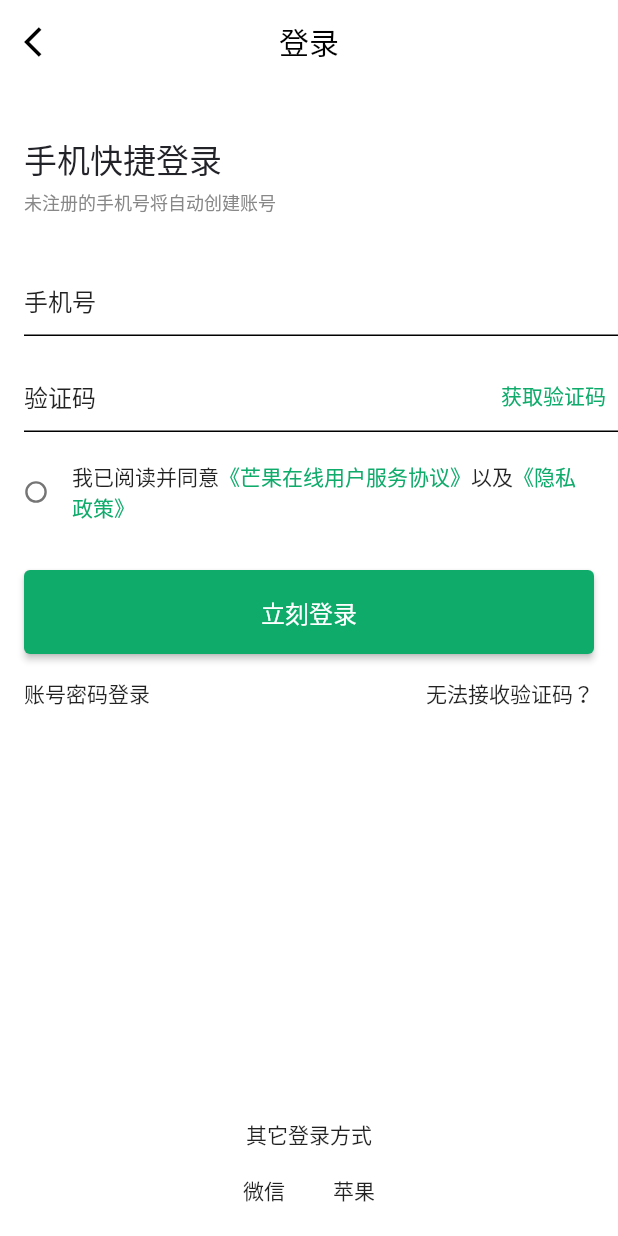
After one commit to zhaoyanga/mangguo, a Flutter app: the MyPage screen opened directly, after a tap on "去注册/登录", on a phone screen of 412 x 824 dp. The commit adds this screen. Run offline on Flutter 3.47's test engine with Material 2 defaults, Android fonts, the phone set to English and light mode, and no system bars; our stand-ins replace extended_nested_scroll_view, video_player; network calls fail.

Commit message:
基本完成

```diff
--- a/lib/main.dart
+++ b/lib/main.dart
@@ -2,6 +2,7 @@ import 'package:flutter/material.dart';
 import 'common/assetImages.dart';
 import 'common/bottom_button.dart';
 import 'pages/home/index.dart';
+import 'pages/video/index.dart';
 import 'pages/message/index.dart';
 import 'pages/follow-with-interest/index.dart';
 import 'pages/user/index.dart';
@@ -64,7 +65,7 @@ class _MyAppPage extends State<MyAppPage> {
 
   List<Widget> homePageList = [
     const HomePage(),
-    const HomePage(),
+    const VideoPage(),
     const MessagePage(),
     const FollowWithInterest(),
     const UserPage(),
--- /dev/null
+++ b/lib/pages/login/login.dart
@@ -0,0 +1,319 @@
+import 'package:flutter/gestures.dart';
+import 'package:flutter/material.dart';
+import '../Totas.dart';
+
+class LoginPage extends StatefulWidget {
+  const LoginPage({super.key});
+
+  @override
+  State<LoginPage> createState() => _LoginPageState();
+}
+
+class _LoginPageState extends State<LoginPage> {
+  // 计数参数
+  final duration = 60;
+  int num = 0;
+  void _countdown() async {
+    num = duration;
+    for (int i = 0; i < duration; i++) {
+      await Future.delayed(const Duration(seconds: 1), () {
+        if (mounted == true) {
+          setState(() {
+            num--;
+          });
+          if (num == 0) {}
+        }
+      });
+    }
+  }
+
+  // 手机号验证
+  final Map phoneRule = {
+    "isShow": false,
+    "message": "",
+  };
+  // 验证么验证
+  final Map codeRule = {
+    "isShow": false,
+    "message": "",
+  };
+  // 复选框同意
+  bool checkChange = false;
+
+  @override
+  void initState() {
+    super.initState();
+  }
+
+  Widget _buildView() {
+    // 输入框边框样式
+    const inputBorder = UnderlineInputBorder(
+      borderSide: BorderSide(color: Colors.black),
+    );
+
+    return Column(
+      mainAxisAlignment: MainAxisAlignment.spaceBetween,
+      children: [
+        Container(
+          padding: const EdgeInsets.only(
+            top: 33,
+          ),
+          child: Column(
+            crossAxisAlignment: CrossAxisAlignment.start,
+            children: [
+              Padding(
+                padding: const EdgeInsets.only(left: 16),
+                child: Column(
+                  crossAxisAlignment: CrossAxisAlignment.start,
+                  children: [
+                    const Text(
+                      "手机快捷登录",
+                      style: TextStyle(
+                        fontSize: 22,
+                        color: Color(0xff222229),
+                      ),
+                    ),
+                    const SizedBox(height: 4),
+                    const Text(
+                      "未注册的手机号将自动创建账号",
+                      style: TextStyle(
+                        fontSize: 12,
+                        color: Color(0xff888889),
+                      ),
+                    ),
+                    const SizedBox(height: 32),
+                    Form(
+                      autovalidateMode: AutovalidateMode.onUserInteraction,
+                      child: Column(
+                        crossAxisAlignment: CrossAxisAlignment.start,
+                        children: <Widget>[
+                          TextFormField(
+                            textAlignVertical: TextAlignVertical.center,
+                            // controller: _unameController,
+                            decoration: InputDecoration(
+                              prefixIcon: Container(
+                                width: 64,
+                                alignment: Alignment.centerLeft,
+                                child: const Text(
+                                  '手机号',
+                                  style: TextStyle(
+                                    fontSize: 16,
+                                  ),
+                                ),
+                              ),
+                              contentPadding: const EdgeInsets.only(top: 3),
+                              focusedBorder: inputBorder,
+                              enabledBorder: inputBorder,
+                            ),
+                          ),
+                          phoneRule['isShow']
+                              ? Text(phoneRule['message'])
+                              : const SizedBox(),
+                          const SizedBox(height: 16),
+                          TextFormField(
+                            // controller: _pwdController,
+                            textAlignVertical: TextAlignVertical.center,
+                            decoration: InputDecoration(
+                              prefixIcon: Container(
+                                width: 64,
+                                alignment: Alignment.centerLeft,
+                                child: const Text(
+                                  '验证码',
+                                  style: TextStyle(
+                                    fontSize: 16,
+                                  ),
+                                ),
+                              ),
+                              focusedBorder: inputBorder,
+                              enabledBorder: inputBorder,
+                              suffixIcon: TextButton(
+                                child: Text(
+                                  num == 0 ? "获取验证码" : '$num秒',
+                                  style: const TextStyle(
+                                    color: Color(0xff0FAB6B),
+                                  ),
+                                ),
+                                onPressed: () {
+                                  if (num == 0) {
+                                    _countdown();
+                                  }
+                                },
+                              ),
+                              contentPadding: const EdgeInsets.only(top: 3),
+                            ),
+                          ),
+                          codeRule['isShow']
+                              ? Text(codeRule['message'])
+                              : const SizedBox(),
+                          const SizedBox(height: 16),
+                          // 隐私声明
+                        ],
+                      ),
+                    ),
+                  ],
+                ),
+              ),
+              Padding(
+                padding: const EdgeInsets.only(right: 16),
+                child: Row(
+                  children: [
+                    Transform.scale(
+                      scale: 0.8,
+                      child: Checkbox(
+                        value: checkChange,
+                        checkColor: Colors.white,
+                        activeColor: const Color(0xff0FAB6B),
+                        shape: const CircleBorder(),
+                        onChanged: (value) {
+                          setState(() {
+                            checkChange = !checkChange;
+                          });
+                        },
+                      ),
+                    ),
+                    Expanded(
+                      child: Text.rich(
+                        TextSpan(
+                          style: const TextStyle(
+                            fontSize: 14,
+                          ),
+                          children: [
+                            const TextSpan(text: "我已阅读并同意"),
+                            TextSpan(
+                              recognizer: TapGestureRecognizer()
+                                ..onTap = () {
+                                  print(1111);
+                                },
+                              text: "《芒果在线用户服务协议》",
+                              style: const TextStyle(
+                                color: Color(0xff0FAB6B),
+                              ),
+                            ),
+                            const TextSpan(text: "以及"),
+                            TextSpan(
+                              recognizer: TapGestureRecognizer()
+                                ..onTap = () {
+                                  print(222);
+                                },
+                              text: "《隐私政策》",
+                              style: const TextStyle(
+                                color: Color(0xff0FAB6B),
+                              ),
+                            ),
+                          ],
+                        ),
+                      ),
+                    ),
+                  ],
+                ),
+              ),
+              // 登录按钮
+              Padding(
+                padding: const EdgeInsets.only(top: 28.0, right: 16, left: 16),
+                child: Column(
+                  children: [
+                    Row(
+                      children: <Widget>[
+                        Expanded(
+                          child: ElevatedButton(
+                            style: const ButtonStyle(
+                              backgroundColor:
+                                  MaterialStatePropertyAll(Color(0xff0FAB6B)),
+                            ),
+                            onPressed: () {
+                              if (!checkChange) {
+                                Toast.show(
+                                    context: context, message: "请阅读并确认隐私政策");
+                              }
+                              // 通过_formKey.currentState 获取FormState后，
+                              // 调用validate()方法校验用户名密码是否合法，校验
+                              // 通过后再提交数据。
+                              // if ((_formKey.currentState as FormState)
+                              //     .validate()) {
+                              //   //验证通过提交数据
+                              // }
+                            },
+                            child: const Padding(
+                              padding: EdgeInsets.all(16.0),
+                              child: Text(
+                                "立刻登录",
+                                style: TextStyle(
+                                  fontSize: 16,
+                                ),
+                              ),
+                            ),
+                          ),
+                        ),
+                      ],
+                    ),
+                    const SizedBox(height: 16),
+                    Row(
+                      mainAxisAlignment: MainAxisAlignment.spaceBetween,
+                      children: [
+                        InkWell(
+                          onTap: () {},
+                          child: const Text("账号密码登录"),
+                        ),
+                        InkWell(
+                          onTap: () {},
+                          child: const Text("无法接收验证码？"),
+                        ),
+                      ],
+                    )
+                  ],
+                ),
+              ),
+            ],
+          ),
+        ),
+        Padding(
+          padding: const EdgeInsets.only(bottom: 20),
+          child: Column(
+            mainAxisAlignment: MainAxisAlignment.center,
+            children: [
+              const Text("其它登录方式"),
+              const SizedBox(height: 16),
+              Row(
+                mainAxisAlignment: MainAxisAlignment.center,
+                children: const [
+                  Text("微信"),
+                  SizedBox(width: 32),
+                  Text("苹果"),
+                ],
+              )
+            ],
+          ),
+        )
+      ],
+    );
+  }
+
+  @override
+  Widget build(BuildContext context) {
+    return Scaffold(
+      resizeToAvoidBottomInset: false,
+      backgroundColor: Colors.white,
+      appBar: AppBar(
+        backgroundColor: Colors.white,
+        title: const Text(
+          "登录",
+          style: TextStyle(
+            color: Colors.black,
+          ),
+        ),
+        leading: IconButton(
+          icon: const Icon(
+            Icons.arrow_back_ios,
+            color: Colors.black,
+          ),
+          onPressed: () {
+            Navigator.pop(context);
+          },
+        ),
+        elevation: 0,
+        centerTitle: true,
+      ),
+      body: _buildView(),
+    );
+  }
+}
--- a/lib/pages/user/my.dart
+++ b/lib/pages/user/my.dart
@@ -1,4 +1,5 @@
 import 'package:flutter/material.dart';
+import 'package:mango_online/pages/login/login.dart';
 
 import '../../main.dart';
 
@@ -10,8 +11,26 @@ class MyPage extends StatefulWidget {
 }
 
 class _MyPage extends State<MyPage> {
+  final List tabList = [
+    {"name": "收藏的二手房", "page": ""},
+    {"name": "收藏的租房", "page": ""},
+    {"name": "收藏的新房", "page": ""},
+    {"name": "收藏的小区", "page": ""},
+    {"name": "收藏的经纪人", "page": ""},
+    {"name": "浏览记录", "page": ""},
+    {"name": "我的房源", "page": ""},
+    {"name": "我的合同", "page": ""},
+  ];
+
+  final bool isLogin = false;
+
   @override
   Widget build(BuildContext context) {
+    const textStyle = TextStyle(
+      color: Color(0xff222229),
+      fontSize: 16,
+    );
+    const iconColor = Color(0xff222229);
     return Scaffold(
       backgroundColor: const Color(0xffF5F5F7),
       appBar: AppBar(
@@ -35,7 +54,110 @@ class _MyPage extends State<MyPage> {
         elevation: 0,
         actions: buildActions(context),
       ),
-      // body: ,
+      body: SingleChildScrollView(
+        child: isLogin
+            ? Column(
+                children: [
+                  Container(
+                    width: double.infinity,
+                    color: const Color(0xff0FAB6B),
+                    padding: const EdgeInsets.symmetric(vertical: 32),
+                    child: Column(
+                      children: [
+                        Container(
+                          height: 64,
+                          width: 64,
+                          clipBehavior: Clip.antiAlias,
+                          decoration: BoxDecoration(
+                            borderRadius: BorderRadius.circular(32),
+                          ),
+                          child: Image.network(
+                            "https://img0.baidu.com/it/u=618736129,972855535&fm=253&fmt=auto&app=120&f=JPEG?w=500&h=500",
+                            fit: BoxFit.cover,
+                          ),
+                        ),
+                        const SizedBox(height: 12),
+                        const Text(
+                          "欢迎您，157****2700",
+                          style: TextStyle(
+                            fontSize: 16,
+                            color: Colors.white,
+                          ),
+                        ),
+                      ],
+                    ),
+                  ),
+                  Material(
+                    color: Colors.white,
+                    child: Column(
+                      children: tabList.asMap().keys.map((index) {
+                        return InkWell(
+                          onTap: () {
+                            // Navigator.push(
+                            //   context,
+                            //   MaterialPageRoute(
+                            //     builder: (context) => tabList[index]['page'](),
+                            //   ),
+                            // );
+                          },
+                          child: Padding(
+                            padding: const EdgeInsets.symmetric(
+                                vertical: 16, horizontal: 16),
+                            child: Row(
+                              mainAxisAlignment: MainAxisAlignment.spaceBetween,
+                              children: [
+                                Text(
+                                  tabList[index]['name'],
+                                  style: textStyle,
+                                ),
+                                const Icon(Icons.chevron_right,
+                                    color: iconColor),
+                              ],
+                            ),
+                          ),
+                        );
+                      }).toList(),
+                    ),
+                  ),
+                  const SizedBox(height: 10),
+                  Material(
+                    color: Colors.white,
+                    child: InkWell(
+                      onTap: () {},
+                      child: Container(
+                        width: double.infinity,
+                        padding: const EdgeInsets.symmetric(vertical: 16),
+                        child: const Center(
+                          child: Text(
+                            "退出登录",
+                            style: textStyle,
+                          ),
+                        ),
+                      ),
+                    ),
+                  )
+                ],
+              )
+            : Material(
+                color: Colors.white,
+                child: InkWell(
+                  onTap: () {
+                    Navigator.push(
+                      context,
+                      MaterialPageRoute(
+                        builder: (context) => const LoginPage(),
+                      ),
+                    );
+                  },
+                  child: Row(
+                    children: const [
+                      Text("去注册/登录"),
+                      Icon(Icons.chevron_right),
+                    ],
+                  ),
+                ),
+              ),
+      ),
     );
   }
 
--- a/pubspec.yaml
+++ b/pubspec.yaml
@@ -33,7 +33,7 @@ dependencies:
     sdk: flutter
 
   extended_nested_scroll_view: ^5.0.0
-
+  video_player: ^2.6.0
   # The following adds the Cupertino Icons font to your application.
   # Use with the CupertinoIcons class for iOS style icons.
   cupertino_icons: ^1.0.2
```
Also changed, not shown: lib/pages/Totas.dart (+15 -6 lines), lib/pages/user/index.dart (+5 -2 lines), lib/pages/video/index.dart (added, +53 -0 lines), lib/pages/video/video.dart (added, +168 -0 lines), lib/pages/video/videoItem.dart (added, +41 -0 lines), pubspec.lock, 2 other files.
